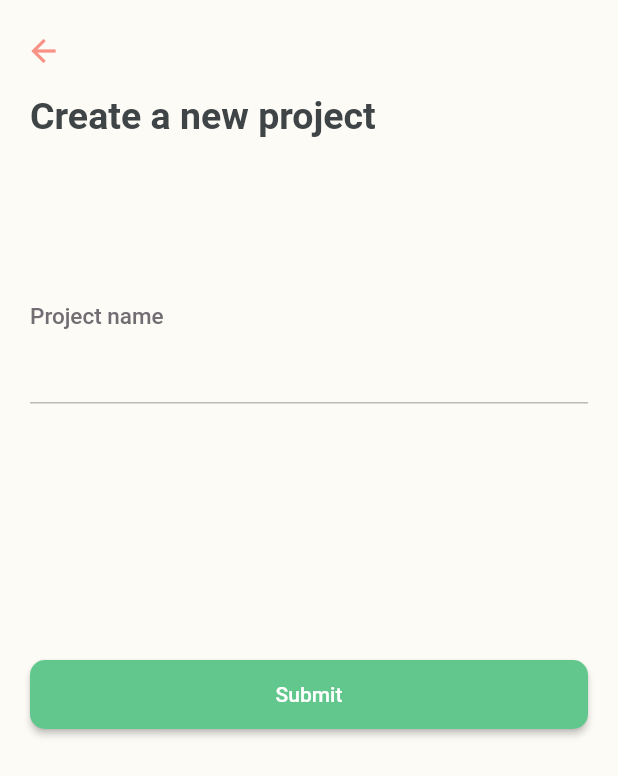
After one commit to Dammyololade/flutter_collabo, a Flutter app: the screen it shows after launch, after a tap on "Create A Project", on a phone screen of 412 x 824 dp. The commit adds this screen. Shown: the top 776 px of the screen. Run offline on Flutter 3.47's test engine with Material 2 defaults, Android fonts, the phone set to English and light mode, and no system bars; our stand-ins replace cloud_firestore, device_info, firebase_core; accounts and stored records are empty.

Commit message:
create project screen

```diff
--- /dev/null
+++ b/lib/AppConfig.dart
@@ -0,0 +1,15 @@
+import 'package:flutter/material.dart';
+
+class AppConfig
+{
+
+  static Color APP_BACKGROUND_COLOR = Color(0xffFDFBF6);
+  static Color APP_ACCENT_COLOR = Color(0xfff89286);
+  static Color APP_PRIMARY_COLOR = Color(0xff3F4547);
+  static Color APP_BOX_COLOR = Color(0xffecf0f1);
+  static Color APP_SUB_TITLE_COLOR = Color(0xff9caab9);
+  static Color APP_BUTTON_COLOR = Color(0xff62C78D);
+
+  static String files = "files";
+  static String projects = "projects";
+}
--- /dev/null
+++ b/lib/CreateProjectScreen.dart
@@ -0,0 +1,102 @@
+import 'package:flutter/material.dart';
+import 'package:flutter_collabo/Utility.dart';
+import 'package:flutter_collabo/custom/CustomWidgets.dart';
+
+import 'AppConfig.dart';
+
+///Createn a project screen
+/// project: flutter_collabo
+/// @package:
+/// @author dammyololade <damola@kobo360.com>
+/// created on 2019-06-01
+class CreateProjectScreen extends StatefulWidget {
+  @override
+  State<StatefulWidget> createState() {
+    return _CreateProjectScreenState();
+  }
+
+}
+
+class _CreateProjectScreenState extends State<CreateProjectScreen> {
+
+  var _nameController = TextEditingController();
+  bool processing = false;
+  final FocusNode nameFocus = FocusNode();
+
+  @override
+  void initState() {
+    super.initState();
+  }
+
+  @override
+  Widget build(BuildContext context) {
+    return SafeArea(
+      child: Scaffold(
+        backgroundColor: AppConfig.APP_BACKGROUND_COLOR,
+        body: SingleChildScrollView(
+          child: Column(
+            children: <Widget>[
+              SizedBox(height: 10,),
+
+              Padding(
+                padding: const EdgeInsets.symmetric(horizontal: 5),
+                child: Row(
+                  children: <Widget>[
+                    IconButton(
+                      onPressed: (){Navigator.of(context).pop();},
+                      icon: Icon(Icons.arrow_back, color: AppConfig.APP_ACCENT_COLOR,),
+                    )
+                  ],
+                ),
+              ),
+
+              Padding(
+                padding: const EdgeInsets.only(top: 5, bottom: 20, left: 20),
+                child: Row(
+                  children: <Widget>[
+                    Text("Create a new project",
+                      style: TextStyle(
+                          color: AppConfig.APP_PRIMARY_COLOR,
+                          fontWeight: FontWeight.bold,
+                          fontSize: 25
+                      ),
+                    ),
+                  ],
+                ),
+              ),
+
+              SizedBox(height: 70,),
+
+              Padding(
+                padding: const EdgeInsets.all(20.0),
+                child: Column(
+                  children: <Widget>[
+                    CustomWidgets.FormTextField("Project name", "", _nameController,
+                      TextInputType.text, "enter a project name", borderColor: Colors.transparent,
+                      context: context, hasBorder: false),
+
+                    Container(color: Colors.black26, height: 1,)
+                  ],
+                ),
+              ),
+
+              SizedBox(height: 150,),
+
+              processing ? CircularProgressIndicator() :
+                CustomWidgets.positiveButton("Submit", (){
+
+                })
+            ],
+          ),
+        ),
+      ),
+    );
+  }
+
+  addProject()async
+  {
+    String serial = await Utility.getDeviceSerial();
+    DateTime date = DateTime.now();
+  }
+
+}
--- /dev/null
+++ b/lib/Utility.dart
@@ -0,0 +1,26 @@
+
+import 'dart:io';
+import 'package:device_info/device_info.dart';
+
+///
+/// project: flutter_collabo
+/// @package:
+/// @author dammyololade <damola@kobo360.com>
+/// created on 2019-06-01
+class Utility {
+
+  static Future<String> getDeviceSerial() async {
+    DeviceInfoPlugin deviceInfoPlugin = DeviceInfoPlugin();
+    String serial = "";
+    if (Platform.isAndroid) {
+      serial = await deviceInfoPlugin.androidInfo.then((build) {
+        return build.androidId;
+      });
+    } else {
+      serial = await deviceInfoPlugin.iosInfo.then((build) {
+        return build.identifierForVendor;
+      });
+    }
+    return serial;
+  }
+}
--- /dev/null
+++ b/lib/custom/CustomWidgets.dart
@@ -0,0 +1,150 @@
+import 'package:flutter/material.dart';
+
+import '../AppConfig.dart';
+
+typedef TextValidator = Function(String value);
+
+///
+/// project: flutter_collabo
+/// @package: custom
+/// @author dammyololade <damola@kobo360.com>
+/// created on 2019-06-01
+class CustomWidgets {
+
+  static positiveButton(String title, VoidCallback callback)
+  {
+    return Padding(
+      padding: EdgeInsets.symmetric(horizontal: 20),
+      child: RaisedButton(
+        onPressed: callback,
+        child: Row(
+          children: <Widget>[
+            Expanded(
+              child: Text("$title",
+                style: TextStyle(
+                  color: Colors.white,
+                ),
+                textAlign: TextAlign.center,
+              ),
+            )
+          ],
+        ),
+        padding: EdgeInsets.symmetric(vertical: 15, horizontal: 20),
+        color: AppConfig.APP_BUTTON_COLOR,
+        shape: RoundedRectangleBorder(borderRadius: BorderRadius.circular(10)),
+      ),
+    );
+  }
+
+  static negativeButton(String title, VoidCallback callback, {TextStyle textStyle})
+  {
+    return FlatButton(
+      onPressed: callback,
+      child: Text("$title",
+        style: textStyle ?? TextStyle(fontSize: 15),
+      ),
+      shape: RoundedRectangleBorder(borderRadius: BorderRadius.circular(10)),
+    );
+  }
+
+  static Widget inputCard(Widget child, {
+    bool validated, IconData icon, bool showValidationIcon = false})
+  {
+    return Card(
+      margin: EdgeInsets.only(left: 20, top: 10, right: 20),
+      color: Colors.white,
+      shape: RoundedRectangleBorder(borderRadius: BorderRadius.circular(5)),
+      child: Padding(
+        padding: EdgeInsets.symmetric(vertical: 10, horizontal: 10),
+        child: Row(
+          children: <Widget>[
+            Icon(icon, color: Colors.grey, size: 20,),
+
+            SizedBox(width: 5,),
+
+            Expanded(child: child),
+
+            SizedBox(width: showValidationIcon ? 5 : 0,),
+
+            !showValidationIcon ? SizedBox() :
+            Icon(Icons.done, size: 20, color: validated ? Colors.green : Colors.grey,),
+          ],
+        ),
+      ),
+    );
+  }
+
+  static titleStyle()
+  {
+    return TextStyle(
+        color: AppConfig.APP_PRIMARY_COLOR,
+        fontSize: 25,
+        fontWeight: FontWeight.w600
+    );
+  }
+
+  static Widget FormTextField(String label, String hint, TextEditingController _controller,
+      TextInputType inputType, String errorMessage, {bool isObscureText = false, Color borderColor, TextValidator textValidator,
+        bool isLastTextField = false, FocusNode focusNode, FocusNode nextFocusNode,
+        BuildContext context, TextStyle labelTextStyle, String prefixText = "", bool hasBorder = true,
+        TextStyle hintStyle, TextStyle inputStyle = const TextStyle(color: Colors.black), EdgeInsets contentPadding = const EdgeInsets.all(5)
+      })
+  {
+    return Center(
+      child: Column(
+        children: <Widget>[
+          label.isEmpty ? SizedBox() :
+          Row(
+            children: <Widget>[
+              Text(label, style: labelTextStyle ?? TextStyle(color: Color(0xFF716D73), fontSize: 15, fontWeight: FontWeight.w500),)
+            ],
+          ),
+          TextFormField(
+            decoration: InputDecoration(
+              hintText: hint,
+              hintStyle: hintStyle ?? TextStyle(
+                  color: Color(0XFF757575),
+                  fontSize: 13
+              ),
+              errorStyle: TextStyle(color: Colors.red, fontSize: 10),
+              border: !hasBorder ? InputBorder.none : UnderlineInputBorder(
+                  borderSide: BorderSide(
+                      color: borderColor ?? Colors.black26,
+                      width: 1
+                  )
+              ),
+              enabledBorder: !hasBorder ? InputBorder.none : UnderlineInputBorder(
+                  borderSide: BorderSide(
+                      color: borderColor ?? Colors.black26,
+                      width: 1
+                  )
+              ),
+              contentPadding: contentPadding,
+              prefixText: prefixText,
+            ),
+            controller: _controller,
+            maxLines: 1,
+            enabled: true,
+            keyboardType: inputType,
+            obscureText: isObscureText ?? false,
+            textInputAction: isLastTextField ? TextInputAction.done : TextInputAction.next,
+            validator: textValidator ?? (value) {
+              if(value.isEmpty) {
+                return errorMessage;
+              }
+            },
+            focusNode: focusNode,
+            onFieldSubmitted: (term){
+              if(focusNode != null && context != null){
+                isLastTextField ? FocusScope.of(context).consumeKeyboardToken()
+                    : FocusScope.of(context).requestFocus(nextFocusNode);
+              }
+            },
+            style: inputStyle,
+          ),
+        ],
+      ),
+    );
+  }
+
+}
--- /dev/null
+++ b/lib/model/Project.dart
@@ -0,0 +1,42 @@
+import 'package:cloud_firestore/cloud_firestore.dart';
+import 'package:flutter_collabo/model/base_model.dart';
+
+///
+/// project: flutter_collabo
+/// @package: model
+/// @author dammyololade <damola@kobo360.com>
+/// created on 2019-06-01
+class Project extends BaseModel{
+
+  static String cName = "name";
+  static String cOwnerId = "ownerId";
+  static String cFiles = "files";
+  static String cInviteLink = "inviteLink";
+  static String cCreatedOn = "createdOn";
+
+  String name, ownerId, inviteLink;
+  DocumentReference documentReference;
+  String docId;
+  List files;
+  DateTime createdOn;
+
+  @override
+  createObjectFromSnapshot(DocumentSnapshot snapshot) {
+    documentReference = snapshot.reference;
+    docId = snapshot.documentID;
+    name = snapshot.data[cName];
+    ownerId = snapshot.data[cOwnerId];
+    inviteLink = snapshot.data[inviteLink];
+    files = snapshot.data[cFiles];
+  }
+
+  @override
+  Map<String, dynamic> toMap() {
+    return {
+      cOwnerId: ownerId,
+      cName: name,
+      cInviteLink: inviteLink,
+      cCreatedOn: createdOn,
+    };
+  }
+}
--- /dev/null
+++ b/lib/model/base_model.dart
@@ -0,0 +1,10 @@
+
+import 'package:cloud_firestore/cloud_firestore.dart';
+
+abstract class BaseModel {
+
+  Map<String, dynamic> toMap();
+
+  createObjectFromSnapshot(DocumentSnapshot snapshot);
+
+}
--- a/lib/onboarding/LandingScreen.dart
+++ b/lib/onboarding/LandingScreen.dart
@@ -1,4 +1,7 @@
 import 'package:flutter/material.dart';
+import 'package:flutter_collabo/AppConfig.dart';
+import 'package:flutter_collabo/CreateProjectScreen.dart';
+import 'package:flutter_collabo/custom/CustomWidgets.dart';
 
 ///the main screen where the user starts the journey from
 /// project: flutter_collabo
@@ -6,6 +9,7 @@ import 'package:flutter/material.dart';
 /// @author dammyololade <damola@kobo360.com>
 /// created on 2019-06-01
 class LandingScreen extends StatefulWidget {
+
   @override
   State<StatefulWidget> createState() {
     return _LandingScreenState();
@@ -17,7 +21,30 @@ class _LandingScreenState extends State<LandingScreen> {
   @override
   Widget build(BuildContext context) {
     return Scaffold(
-      appBar: AppBar(title: Text("Title"),),
+      backgroundColor: AppConfig.APP_BACKGROUND_COLOR,
+      body: Column(
+        children: <Widget>[
+          Expanded(
+            child: SizedBox()
+          ),
+
+          CustomWidgets.positiveButton("Create A Project", (){
+            Navigator.of(context).push(MaterialPageRoute(builder: (context) => CreateProjectScreen()));
+          }),
+
+          SizedBox(height: 20,),
+
+          Text("Or"),
+
+          SizedBox(height: 20,),
+
+          CustomWidgets.negativeButton("Join using a link", (){
+
+          }),
+
+          SizedBox(height: 40,),
+        ],
+      ),
     );
   }
 
--- a/pubspec.yaml
+++ b/pubspec.yaml
@@ -20,6 +20,7 @@ dependencies:
   flutter:
     sdk: flutter
   cloud_firestore: ^0.12.1
+  device_info: ^0.4.0+2
 
   # The following adds the Cupertino Icons font to your application.
   # Use with the CupertinoIcons class for iOS style icons.
```
Also changed, not shown: pubspec.lock.
